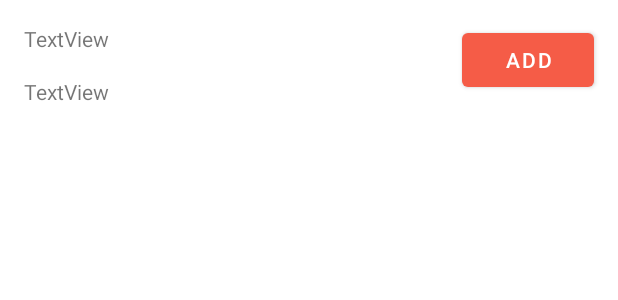
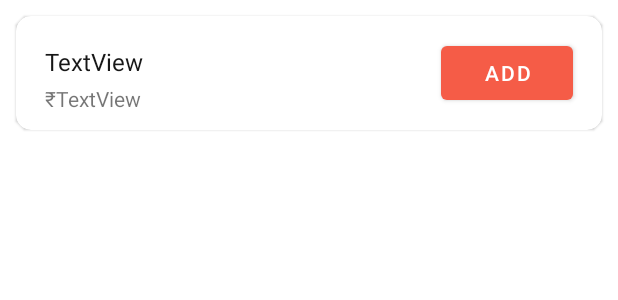
Before and after one commit to natzelo/food-scoot, an Android app: the layout recycler_food_menu_row.xml on its own in the app's theme, with its tools: preview values and no code run, on a phone screen of 412 x 824 dp. Shown: the top 300 px of the screen. Run offline under Robolectric (Android 15) with nearby library versions, the phone set to English and light mode, and no system bars; network calls fail; Roboto replaces fonts that are not available here.

Commit message:
improved menu ui

```diff
--- a/app/src/main/res/layout/activity_restaurant.xml
+++ b/app/src/main/res/layout/activity_restaurant.xml
@@ -26,7 +26,7 @@
                 android:background="@color/app_orange"
                 android:theme="@style/ThemeOverlay.AppCompat.Dark"
                 android:id="@+id/toolbar_restaurant_activity"
-                app:layout_scrollFlags="scroll|enterAlways"/>
+                />
 
         </com.google.android.material.appbar.AppBarLayout>
 
--- a/app/src/main/res/layout/recycler_food_menu_row.xml
+++ b/app/src/main/res/layout/recycler_food_menu_row.xml
@@ -1,9 +1,26 @@
 <?xml version="1.0" encoding="utf-8"?>
-<androidx.constraintlayout.widget.ConstraintLayout xmlns:android="http://schemas.android.com/apk/res/android"
+
+<RelativeLayout xmlns:android="http://schemas.android.com/apk/res/android"
     xmlns:app="http://schemas.android.com/apk/res-auto"
-    xmlns:tools="http://schemas.android.com/tools"
     android:layout_width="match_parent"
-    android:layout_height="wrap_content">
+
+    android:layout_height="wrap_content"
+    android:layout_margin="5dp">
+
+    <androidx.cardview.widget.CardView
+        android:layout_width="match_parent"
+        android:layout_height="wrap_content"
+        android:layout_marginStart="5dp"
+        android:layout_marginTop="5dp"
+        android:layout_marginEnd="5dp"
+        android:layout_marginBottom="5dp"
+        app:cardCornerRadius="10dp"
+        app:cardElevation="1dp">
+
+        <androidx.constraintlayout.widget.ConstraintLayout
+            android:layout_width="match_parent"
+            android:layout_height="wrap_content"
+            android:layout_margin="3dp">
 
             <TextView
                 android:id="@+id/food_name"
@@ -11,7 +28,10 @@
                 android:layout_height="wrap_content"
                 android:layout_marginStart="16dp"
                 android:layout_marginTop="16dp"
+                android:fontFamily="sans-serif"
                 android:text="TextView"
+                android:textColor="@color/app_black"
+                android:textSize="16sp"
                 app:layout_constraintStart_toStartOf="parent"
                 app:layout_constraintTop_toTopOf="parent" />
 
@@ -19,19 +39,35 @@
                 android:id="@+id/food_price"
                 android:layout_width="wrap_content"
                 android:layout_height="wrap_content"
-        android:layout_marginStart="16dp"
-        android:layout_marginTop="16dp"
+                android:layout_marginTop="4dp"
+                android:layout_marginBottom="8dp"
                 android:text="TextView"
-        app:layout_constraintStart_toStartOf="parent"
+                app:layout_constraintBottom_toBottomOf="parent"
+                app:layout_constraintStart_toEndOf="@+id/textView13"
                 app:layout_constraintTop_toBottomOf="@+id/food_name" />
 
             <Button
                 android:id="@+id/cart_btn"
                 android:layout_width="wrap_content"
                 android:layout_height="wrap_content"
-        android:layout_marginTop="16dp"
                 android:layout_marginEnd="16dp"
-        android:text="@string/add_btn_text"
+                android:text="ADD"
+                app:layout_constraintBottom_toBottomOf="parent"
                 app:layout_constraintEnd_toEndOf="parent"
                 app:layout_constraintTop_toTopOf="parent" />
+
+            <TextView
+                android:id="@+id/textView13"
+                android:layout_width="wrap_content"
+                android:layout_height="wrap_content"
+                android:layout_marginStart="16dp"
+                android:layout_marginBottom="8dp"
+                android:text="₹"
+                app:layout_constraintBottom_toBottomOf="parent"
+                app:layout_constraintStart_toStartOf="parent" />
         </androidx.constraintlayout.widget.ConstraintLayout>
+
+
+    </androidx.cardview.widget.CardView>
+
+</RelativeLayout>
--- a/app/src/main/res/values/colors.xml
+++ b/app/src/main/res/values/colors.xml
@@ -8,4 +8,6 @@
     <color name="black">#FF000000</color>
     <color name="white">#FFFFFFFF</color>
     <color name="app_orange">#F55C47</color>
+    <color name="app_black">#171717</color>
+    <color name="yellow">#F7FD04</color>
 </resources>
```
Also changed, not shown: app/src/main/AndroidManifest.xml (+21 -7 lines), app/src/main/java/com/example/foodbunny/adaptor/RestaurantMenuRecyclerAdapter.kt (+11 -1 lines). Lines whose indentation alone changed are shown as unchanged.
